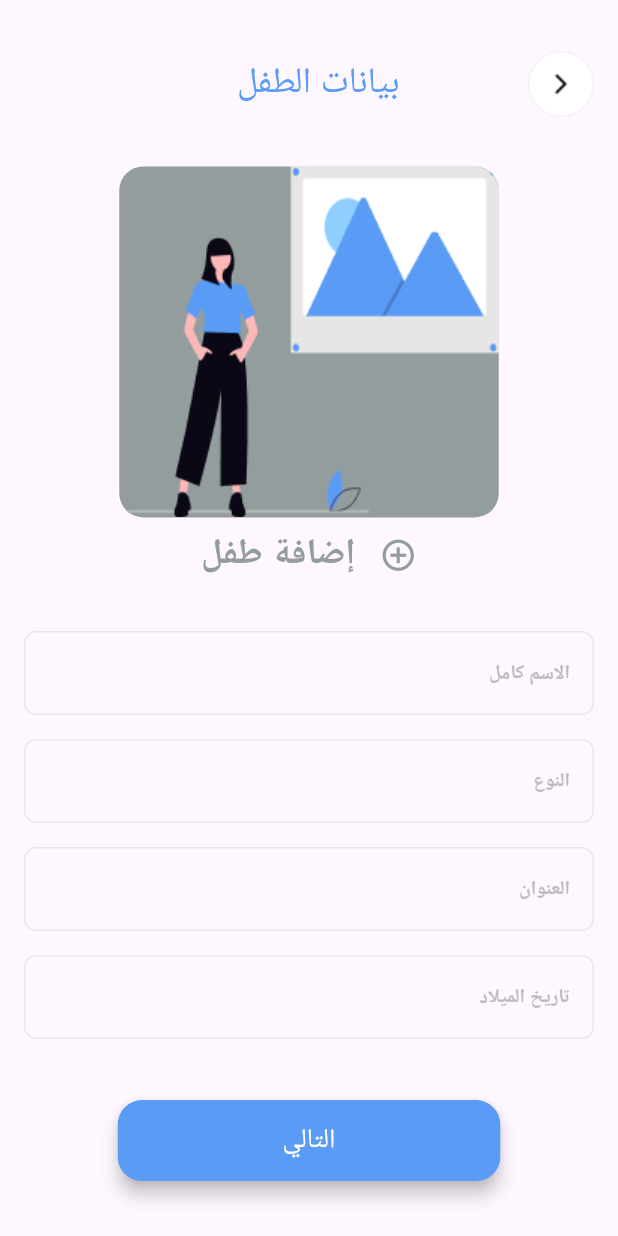
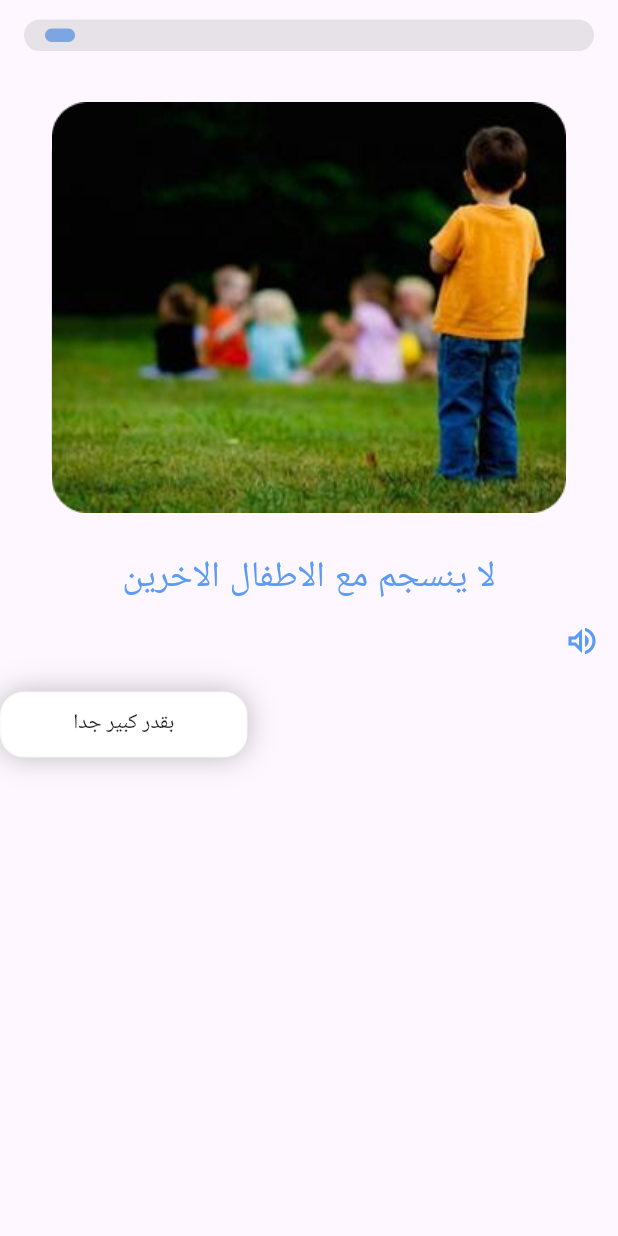
Before and after one commit to MohamedALshayeb/Khuta, a Flutter app: the AddChildDataView screen opened by its route, after a tap on "التالي", on a phone screen of 412 x 824 dp. Run offline on Flutter 3.47's test engine with Material 3 defaults, Android fonts, the phone set to English and light mode, and no system bars; our stand-ins replace go_router.

Commit message:
create question_view ui

```diff
--- a/lib/constants.dart
+++ b/lib/constants.dart
@@ -11,3 +11,4 @@ const kGray01Color = Color(0xffF6F6F6);
 const kGrayBlue9EColor = Color(0xff949D9E);
 const kGunmetalBlue46Color = Color(0xff131F46);
 const kCoolGrayA0Color = Color(0xff888FA0);
+const kBaSilverSandColor = Color(0xffBABABA);
--- a/lib/core/utils/assest_data.dart
+++ b/lib/core/utils/assest_data.dart
@@ -12,5 +12,5 @@ class AssetsData {
   static const String kAddChildImg = 'assets/imgs/c.png';
   static const String kPersonProfileImg2 = 'assets/imgs/Ellipse 206.png';
   static const String kCameraProfileImg = 'assets/imgs/Group 36419.png';
-  // static const String kPersonProfileImg = 'assets/imgs/i.png';
+  static const String kQuestionImgImg = 'assets/imgs/q1.png';
 }
--- a/lib/core/utils/go_router_model.dart
+++ b/lib/core/utils/go_router_model.dart
@@ -10,6 +10,7 @@ import 'package:khuta_app/features/home/presentation/view/parent_and_teacher_vie
 import 'package:khuta_app/features/on_boarding/views/page_view.dart';
 import 'package:khuta_app/features/profile/presentation/views/personal_profile_view.dart';
 import 'package:khuta_app/features/profile/presentation/views/profile_view.dart';
+import 'package:khuta_app/features/questions/presentation/views/question_view.dart';
 import 'package:khuta_app/features/splash/views/spalsh_view.dart';
 
 abstract class GoRouterModel {
@@ -25,6 +26,7 @@ abstract class GoRouterModel {
   static const kNavigateToProfileView = '/profile_view';
   static const kNavigateToAddChilDdataView = '/add_child_data_view';
   static const kNavigateToPersonalProfileView = '/personal_profile_view';
+  static const kNavigateToQuestionView = '/question_view';
 
   static final router = GoRouter(
     routes: [
@@ -73,6 +75,10 @@ abstract class GoRouterModel {
         path: kNavigateToPersonalProfileView,
         builder: (context, state) => PersonalProfileView(),
       ),
+      GoRoute(
+        path: kNavigateToQuestionView,
+        builder: (context, state) => QuestionView(),
+      ),
     ],
   );
 }
--- a/lib/features/home/presentation/view/widgets/add_child_data_body.dart
+++ b/lib/features/home/presentation/view/widgets/add_child_data_body.dart
@@ -1,4 +1,6 @@
 import 'package:flutter/material.dart';
+import 'package:go_router/go_router.dart';
+import 'package:khuta_app/core/utils/go_router_model.dart';
 import 'package:khuta_app/core/widget/custom_text_form_field.dart';
 import 'package:khuta_app/features/auth/views/widgets/custom_app_bar_with_arrowBack.dart';
 import 'package:khuta_app/features/auth/views/widgets/custom_auth_button.dart';
@@ -27,7 +29,13 @@ class AddChildDataBody extends StatelessWidget {
           CustomTextFormField(labelText: 'تاريخ الميلاد'),
           SizedBox(height: MediaQuery.of(context).size.height * 0.03),
 
-          CustomAuthButton(onPressed: () {}, textButtonAuth: 'التالي'),
+          CustomAuthButton(
+            onPressed: () {
+              //temporarily
+              GoRouter.of(context).push(GoRouterModel.kNavigateToQuestionView);
+            },
+            textButtonAuth: 'التالي',
+          ),
         ],
       ),
     );
--- /dev/null
+++ b/lib/features/questions/presentation/views/question_view.dart
@@ -0,0 +1,11 @@
+import 'package:flutter/material.dart';
+import 'package:khuta_app/features/questions/presentation/views/widgets/question_body.dart';
+
+class QuestionView extends StatelessWidget {
+  const QuestionView({super.key});
+
+  @override
+  Widget build(BuildContext context) {
+    return Scaffold(body: SafeArea(child: QuestionBody()));
+  }
+}
--- /dev/null
+++ b/lib/features/questions/presentation/views/widgets/custom_question_text_choose.dart
@@ -0,0 +1,21 @@
+import 'package:flutter/material.dart';
+import 'package:khuta_app/constants.dart';
+
+class CustomQuestionChoose extends StatelessWidget {
+  const CustomQuestionChoose({super.key});
+
+  @override
+  Widget build(BuildContext context) {
+    return Container(
+      height: 44,
+      width: 165,
+      decoration: BoxDecoration(
+        color: Colors.white,
+        border: Border.all(color: kSoftColor),
+        borderRadius: BorderRadius.circular(16),
+        boxShadow: [BoxShadow(color: Colors.black26, blurRadius: 16)],
+      ),
+      child: Center(child: Text('بقدر كبير جدا')),
+    );
+  }
+}
--- /dev/null
+++ b/lib/features/questions/presentation/views/widgets/question_body.dart
@@ -0,0 +1,129 @@
+import 'package:flutter/material.dart';
+import 'package:khuta_app/constants.dart';
+import 'package:khuta_app/core/utils/assest_data.dart';
+import 'package:khuta_app/core/utils/styles.dart';
+import 'package:khuta_app/features/questions/presentation/views/widgets/custom_question_text_choose.dart';
+
+class QuestionBody extends StatelessWidget {
+  const QuestionBody({super.key});
+
+  @override
+  Widget build(BuildContext context) {
+    return Column(
+      children: [
+        SizedBox(height: 13),
+        Padding(
+          padding: const EdgeInsets.symmetric(horizontal: 16),
+          child: Stack(
+            alignment: Alignment.centerLeft,
+            children: [
+              Padding(
+                padding: const EdgeInsets.symmetric(horizontal: 14),
+                child: Container(
+                  height: 9,
+                  width: 20,
+                  decoration: BoxDecoration(
+                    color: kPrimaryColor,
+                    borderRadius: BorderRadius.circular(100),
+                  ),
+                ),
+              ),
+              Container(
+                height: 21,
+                width: double.infinity,
+                decoration: BoxDecoration(
+                  color: kBaSilverSandColor.withOpacity(.35),
+                  borderRadius: BorderRadius.circular(50),
+                ),
+              ),
+            ],
+          ),
+        ),
+
+        SizedBox(height: 34),
+        Container(
+          decoration: BoxDecoration(
+            color: kGrayBlue9EColor,
+            borderRadius: BorderRadius.circular(34),
+          ),
+          child: Image.asset(AssetsData.kQuestionImgImg),
+        ),
+        SizedBox(height: 26),
+
+        Text('لا ينسجم مع الاطفال الاخرين', style: Styles.textstyle24),
+
+        Align(
+          alignment: Alignment.centerRight,
+          child: IconButton(
+            onPressed: () {},
+            icon: Icon(Icons.volume_up_outlined, color: kPrimaryColor),
+          ),
+        ),
+        SizedBox(height: 10),
+        Column(
+          children: [
+            Row(children: [CustomQuestionChoose()]),
+          ],
+        ),
+
+        // SizedBox(
+        //   height: 104,
+        //   child: GridView(
+        //     // physics: NeverScrollableScrollPhysics(),
+        //     gridDelegate: SliverGridDelegateWithFixedCrossAxisCount(
+        //       crossAxisCount: 2,
+        //     ),
+        //     children: [
+        //       Container(
+        //         height: 20,
+        //         decoration: BoxDecoration(
+        //           borderRadius: BorderRadius.circular(16),
+        //           color: Colors.amber,
+        //         ),
+        //         child: Text(
+        //           'بقدر كبير جدا',
+        //           style: TextStyle(color: Colors.blue),
+        //         ),
+        //       ),
+        //       Container(
+        //         height: 20,
+
+        //         decoration: BoxDecoration(
+        //           borderRadius: BorderRadius.circular(16),
+        //           color: Colors.amber,
+        //         ),
+        //         child: Text(
+        //           'بقدر كبير جدا',
+        //           style: TextStyle(color: Colors.blue),
+        //         ),
+        //       ),
+        //       Container(
+        //         height: 20,
+        //         decoration: BoxDecoration(
+        //           borderRadius: BorderRadius.circular(16),
+        //           color: Colors.amber,
+        //         ),
+        //         child: Text(
+        //           'بقدر كبير جدا',
+        //           style: TextStyle(color: Colors.blue),
+        //         ),
+        //       ),
+        //       Container(
+        //         height: 20,
+        //         decoration: BoxDecoration(
+        //           borderRadius: BorderRadius.circular(16),
+        //           color: Colors.amber,
+        //         ),
+        //         child: Text(
+        //           'بقدر كبير جدا',
+        //           style: TextStyle(color: Colors.blue),
+        //         ),
+        //       ),
+        //     ],
+        //   ),
+        // ),
+        // SizedBox(height: 170),
+      ],
+    );
+  }
+}
```
Also changed, not shown: assets/imgs/q1.png (added).
